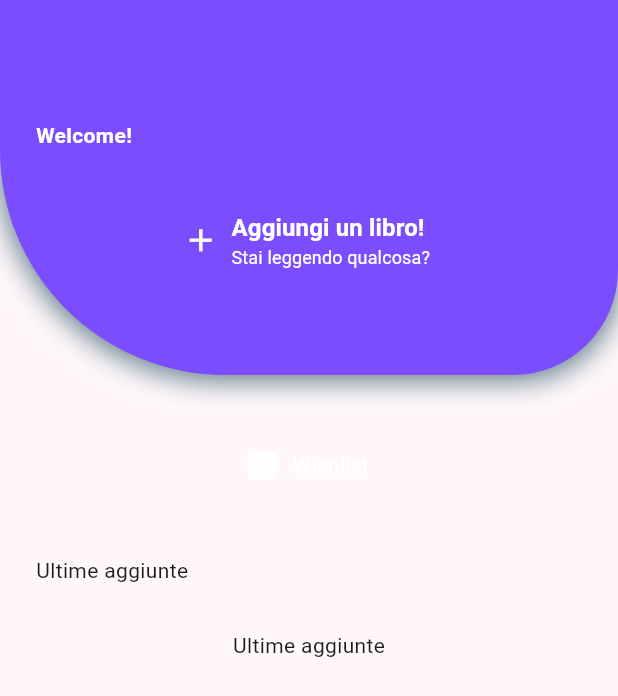
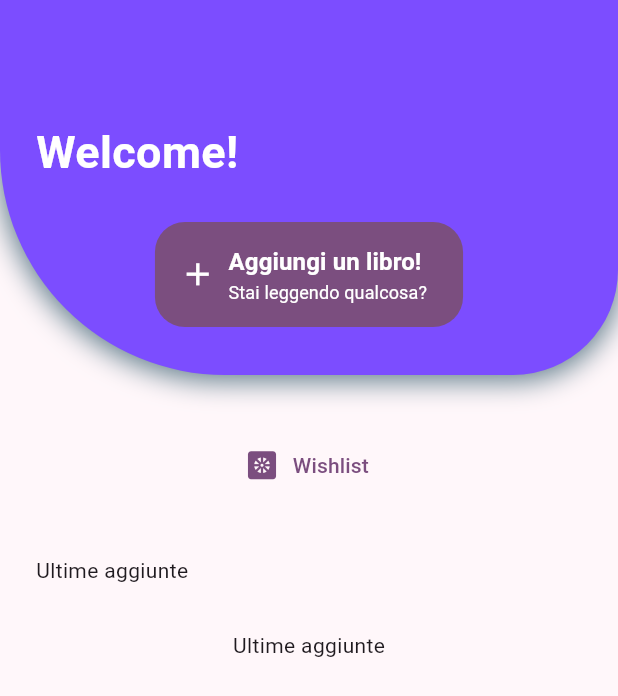
Before and after one commit to emanueletocci/Bibliotech, a Flutter app: the screen it shows after launch, on a phone screen of 412 x 824 dp. Shown: the top 696 px of the screen. Run offline on Flutter 3.47's test engine with Material 3 defaults, Android fonts, the phone set to English and light mode, and no system bars.

Commit message:
Update homepage.dart

```diff
--- a/lib/screens/home/homepage.dart
+++ b/lib/screens/home/homepage.dart
@@ -41,6 +41,7 @@ class HomeScreen extends StatelessWidget {
                         style: TextStyle(
                           color: Colors.white,
                           fontWeight: FontWeight.bold,
+                          fontSize: 30,
                         ),
                       ),
                     ),
@@ -48,7 +49,7 @@ class HomeScreen extends StatelessWidget {
                   SizedBox(height: 25),
                   Align(
                     alignment: Alignment.bottomCenter,
-                    child: TextButton.icon(
+                    child: FilledButton.icon(
                       onPressed: () {},
                       icon: Icon(Icons.add, size: 25),
                       style: TextButton.styleFrom(
@@ -91,7 +92,7 @@ class HomeScreen extends StatelessWidget {
             style: TextButton.styleFrom(
               minimumSize: Size(200, 60),
               //backgroundColor: Colors.purpleAccent,
-              foregroundColor: Colors.white,
+              //foregroundColor: Colors.white,
               shape: RoundedRectangleBorder(
                 borderRadius: BorderRadius.circular(20),
               ),
```
